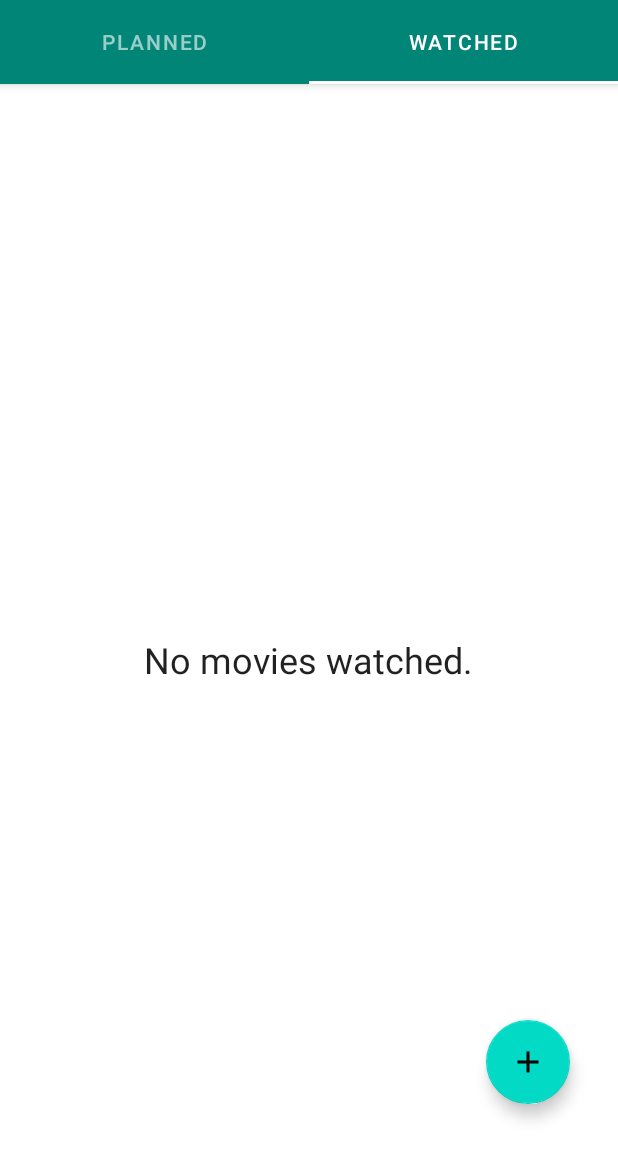
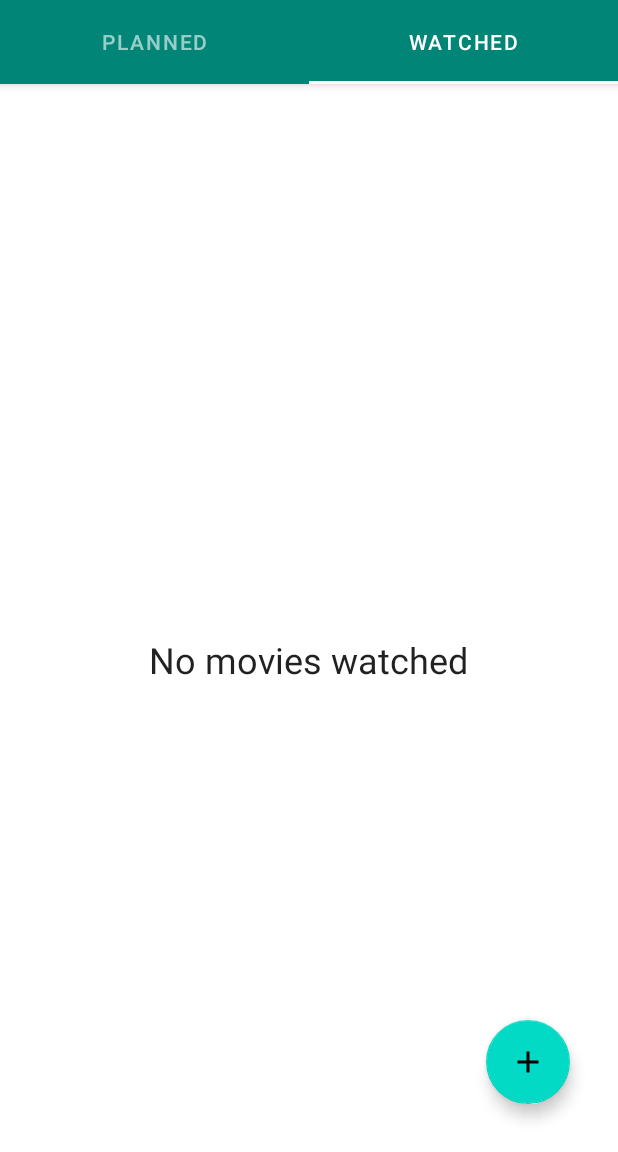
Before and after one commit to RafalAnusz/Movie-Library, an Android app: the screen it shows after launch (MainActivity), tab 2 chosen, on a phone screen of 412 x 824 dp, the part 84-1236 px from its top. Run offline under Robolectric (Android 15) with nearby library versions, the phone set to English and light mode, and no system bars; our stand-ins replace Room's generated code, data binding; 5 statements that could not run were skipped.

Commit message:
minor fixes

```diff
--- a/app/src/main/java/com/rafal/movielibrary/PlannedListFragment.java
+++ b/app/src/main/java/com/rafal/movielibrary/PlannedListFragment.java
@@ -4,6 +4,7 @@ import android.os.Bundle;
 import android.view.LayoutInflater;
 import android.view.View;
 import android.view.ViewGroup;
+import android.widget.TextView;
 
 import androidx.annotation.NonNull;
 import androidx.annotation.Nullable;
@@ -16,6 +17,8 @@ import com.rafal.movielibrary.databinding.FragmentPlannedListBinding;
 import com.rafal.movielibrary.model.Movie;
 import com.rafal.movielibrary.viewmodel.PlannedListViewModel;
 import com.rafal.movielibrary.viewmodel.util.PlannedListViewModelFactory;
+
+import org.w3c.dom.Text;
 
 
 public class PlannedListFragment extends Fragment {
@@ -47,6 +50,7 @@ public class PlannedListFragment extends Fragment {
         plannedListViewModel.movies.observe(this, movies -> {
             binding.setHasMoviesPlanned(!movies.isEmpty());
             adapter.submitList(movies);
+            ((TextView)getView().findViewById(R.id.empty_planned_list)).setText(getString(R.string.no_movies_planned));
         });
     }
 
--- a/app/src/main/java/com/rafal/movielibrary/WatchedListFragment.java
+++ b/app/src/main/java/com/rafal/movielibrary/WatchedListFragment.java
@@ -4,6 +4,7 @@ import android.os.Bundle;
 import android.view.LayoutInflater;
 import android.view.View;
 import android.view.ViewGroup;
+import android.widget.TextView;
 
 import androidx.annotation.NonNull;
 import androidx.annotation.Nullable;
@@ -47,6 +48,7 @@ public class WatchedListFragment extends Fragment {
         watchedListViewModel.movies.observe(this, movies -> {
             binding.setHasMoviesWatched(!movies.isEmpty());
             adapter.submitList(movies);
+            ((TextView)getView().findViewById(R.id.empty_watched_list)).setText(getString(R.string.no_movies_watched));
         });
     }
 
--- a/app/src/main/java/com/rafal/movielibrary/viewmodel/PlannedListViewModel.java
+++ b/app/src/main/java/com/rafal/movielibrary/viewmodel/PlannedListViewModel.java
@@ -19,7 +19,6 @@ public class PlannedListViewModel extends ViewModel {
         super();
         repository = DataRepository.getRepository(context);
         movies = repository.getMoviesPlanned();
-
     }
 
     public void updateMovie(Movie movie) {
--- a/app/src/main/res/layout/fragment_planned_list.xml
+++ b/app/src/main/res/layout/fragment_planned_list.xml
@@ -43,7 +43,7 @@
                 android:layout_width="wrap_content"
                 android:layout_height="wrap_content"
                 android:gravity="center"
-                android:text="@string/no_movies_planned"
+                android:text="@string/loading"
                 android:textAppearance="?attr/textAppearanceHeadline5" />
 
         </LinearLayout>
--- a/app/src/main/res/layout/fragment_watched_list.xml
+++ b/app/src/main/res/layout/fragment_watched_list.xml
@@ -42,7 +42,7 @@
                 android:layout_width="wrap_content"
                 android:layout_height="wrap_content"
                 android:gravity="center"
-                android:text="@string/no_movies_watched"
+                android:text="@string/loading"
                 android:textAppearance="?attr/textAppearanceHeadline5" />
 
         </LinearLayout>
--- a/app/src/main/res/layout/list_item_movie_planned.xml
+++ b/app/src/main/res/layout/list_item_movie_planned.xml
@@ -50,7 +50,7 @@
                 app:layout_constraintEnd_toEndOf="parent"
                 app:layout_constraintStart_toEndOf="@+id/movie_item_image"
                 app:layout_constraintTop_toTopOf="parent"
-                tools:text="I Killed My Lesbian Wife, Hung Her on a Meathook, and Now I Have a Three Picture Deal at Disney" />
+                tools:text="Fantastic movie" />
 
 
             <TextView
--- a/app/src/main/res/layout/list_item_movie_watched.xml
+++ b/app/src/main/res/layout/list_item_movie_watched.xml
@@ -49,7 +49,7 @@
                 app:layout_constraintEnd_toEndOf="parent"
                 app:layout_constraintStart_toEndOf="@+id/movie_item_image"
                 app:layout_constraintTop_toTopOf="parent"
-                tools:text="I Killed My Lesbian Wife, Hung Her on a Meathook, and Now I Have a Three Picture Deal at Disney" />
+                tools:text="Fantastic movie" />
 
 
             <TextView
--- a/app/src/main/res/values/strings.xml
+++ b/app/src/main/res/values/strings.xml
@@ -8,12 +8,13 @@
 
     <string name="movie_item_image">Movie cover</string>
 
-    <string name="no_movies_planned">No movies planned.</string>
-    <string name="no_movies_watched">No movies watched.</string>
+    <string name="no_movies_planned">No movies planned</string>
+    <string name="no_movies_watched">No movies watched</string>
+    <string name="loading">Loading…</string>
 
     <string name="movie_added">Movie has been added!</string>
     <string name="movie_modified">Movie has been modified!</string>
     <string name="cant_load_image">Couldn\'t load selected image</string>
-    <string name="cant_add_movie">Please input title and name</string>
+    <string name="cant_add_movie">Please input title and year</string>
 
 </resources>
```
